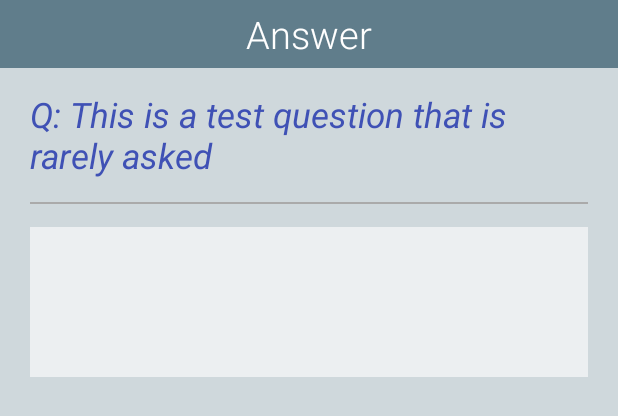
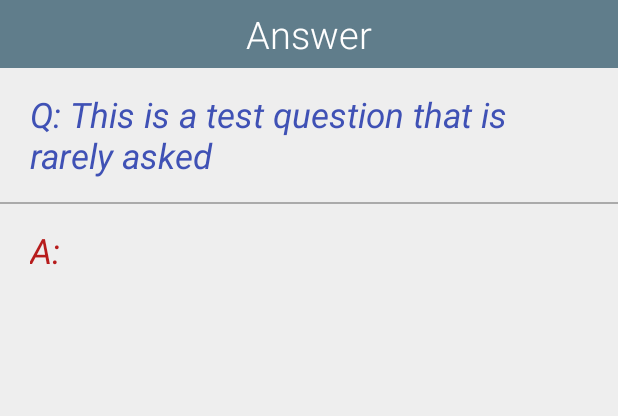
Before and after one commit to leef3/Interview_Prepper_Interviewee, an Android app: the layout question_dialog.xml on its own in the app's theme, with its tools: preview values and no code run, on a phone screen of 412 x 824 dp. Shown: the top 416 px of the screen. Run offline under Robolectric (Android 15) with nearby library versions, the phone set to English and light mode, and no system bars.

```diff
--- a/app/src/main/res/layout/question_dialog.xml
+++ b/app/src/main/res/layout/question_dialog.xml
@@ -1,7 +1,7 @@
 <?xml version="1.0" encoding="utf-8"?>
 <LinearLayout xmlns:android="http://schemas.android.com/apk/res/android"
     android:orientation="vertical"
-    android:background="#CFD8DC"
+    android:background="#EEEEEE"
     android:layout_width="match_parent" android:layout_height="match_parent">
 
     <TextView
@@ -33,18 +33,42 @@
     <View
         android:layout_height="1dp"
         android:layout_width="match_parent"
-        android:layout_marginLeft="20dp"
-        android:layout_marginRight="20dp"
         android:background="@android:color/darker_gray" />
 
-    <EditText
+    <LinearLayout
+        android:orientation="horizontal"
         android:layout_width="match_parent"
-        android:layout_height="100dp"
-        android:layout_marginLeft="20dp"
-        android:layout_marginRight="20dp"
-        android:layout_marginTop="15dp"
-        android:layout_marginBottom="15dp"
-        android:background="#ECEFF1"
-        android:id="@+id/questionDialogAnswer" />
+        android:layout_height="wrap_content"
+        android:layout_gravity="center_horizontal">
+
+
+        <TextView
+            android:layout_width="wrap_content"
+            android:layout_height="match_parent"
+            android:gravity="left|top"
+            android:textColor="#B71C1C"
+            android:textSize="23dp"
+            android:textStyle="italic"
+            android:layout_marginTop="15dp"
+            android:layout_marginLeft="20dp"
+            android:text="A: " />
+
+        <EditText
+            android:layout_width="match_parent"
+            android:layout_height="100dp"
+            android:inputType="textMultiLine"
+            android:ems="10"
+            android:id="@+id/questionDialogAnswer"
+            android:gravity="left|top"
+            android:background="@null"
+            android:textColor="#B71C1C"
+            android:textSize="23dp"
+            android:textStyle="italic"
+            android:layout_marginTop="15dp"
+            android:layout_marginRight="20dp"
+            android:layout_marginBottom="15dp" />
+    </LinearLayout>
+
+
 
 </LinearLayout>
```
Also changed, not shown: app/src/main/java/studios/redleef/interviewprepperinterviewee/EditDialogFragment.java (+4 -3 lines), app/src/main/java/studios/redleef/interviewprepperinterviewee/Helpers/QuestionListAdapter.java (+11 -4 lines), app/src/main/res/layout/question_list_item.xml (+12 -7 lines), app/src/main/res/drawable/ic_favorite.png, app/src/main/res/drawable/ic_favorite_clicked.png (added).
